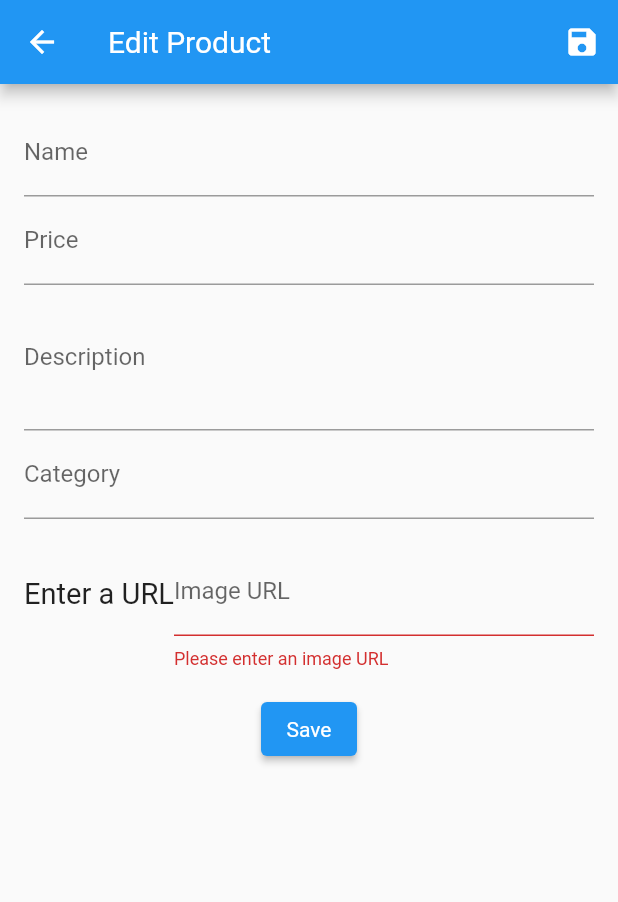
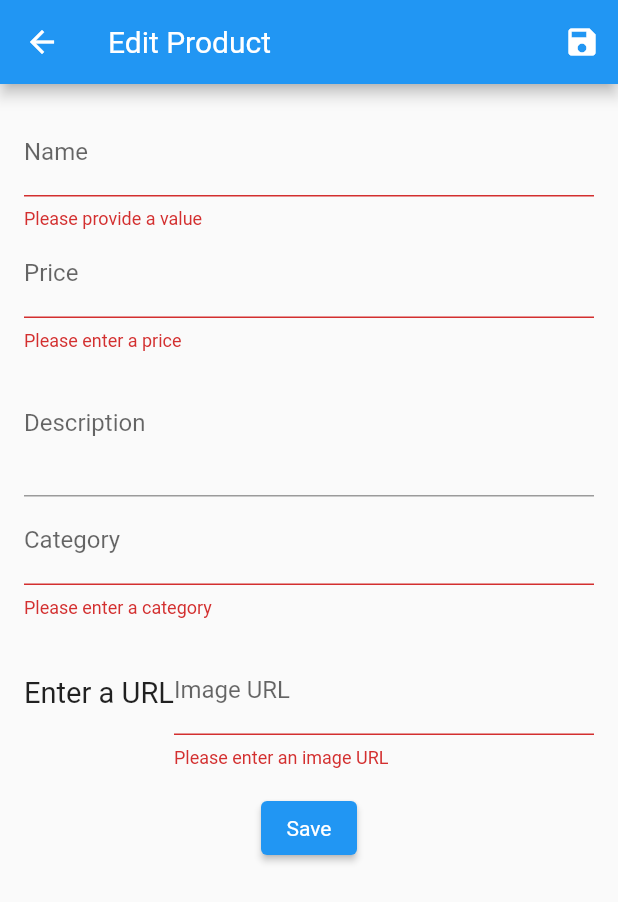
Before and after one commit to HuyTranHoang/flutter_my_app, a Flutter app: the AdminProductEditScreen screen opened by its route, after a tap on "Save", on a phone screen of 412 x 824 dp. Shown: the top 902 px of the screen. Run offline on Flutter 3.47's test engine with Material 2 defaults, Android fonts, the phone set to English and light mode, and no system bars; our stand-ins replace shared_preferences; missing offline and left inert: jwt_decode; accounts and stored records are empty.

Commit message:
Update validator

```diff
--- a/lib/screen/admin_product_edit_screen.dart
+++ b/lib/screen/admin_product_edit_screen.dart
@@ -178,6 +178,12 @@ class _AdminProductEditScreenState extends State<AdminProductEditScreen> {
                       category: _editedProduct.category,
                     );
                   },
+                  validator: (value) {
+                    if (value!.isEmpty) {
+                      return 'Please provide a value';
+                    }
+                    return null;
+                  },
                 ),
                 TextFormField(
                   initialValue: _initValues['unitPrice'],
@@ -197,6 +203,18 @@ class _AdminProductEditScreenState extends State<AdminProductEditScreen> {
                       imageUrl: _editedProduct.imageUrl,
                       category: _editedProduct.category,
                     );
+                  },
+                  validator: (value) {
+                    if (value!.isEmpty) {
+                      return 'Please enter a price';
+                    }
+                    if (double.tryParse(value) == null) {
+                      return 'Please enter a valid number';
+                    }
+                    if (double.parse(value) <= 0) {
+                      return 'Please enter a number greater than zero';
+                    }
+                    return null;
                   },
                 ),
                 TextFormField(
@@ -233,6 +251,16 @@ class _AdminProductEditScreenState extends State<AdminProductEditScreen> {
                       imageUrl: _editedProduct.imageUrl,
                       category: value!,
                     );
+                  },
+                  validator: (value) {
+                    if (value!.isEmpty) {
+                      return 'Please enter a category';
+                    }
+
+                    if (value.length > 1) {
+                      return 'Category must be a single character';
+                    }
+                    return null;
                   },
                 ),
                 Row(
```
